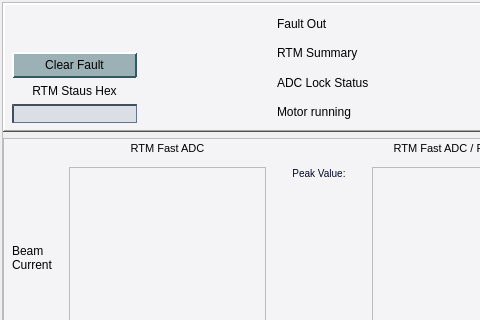
cristinasewell/ATCA_PyDM_Screens, file new_look/rtm.ui: the form before one commit; both pictures show x 0 to 480 and y 0 to 320 of the 1183 by 773 pixel window.
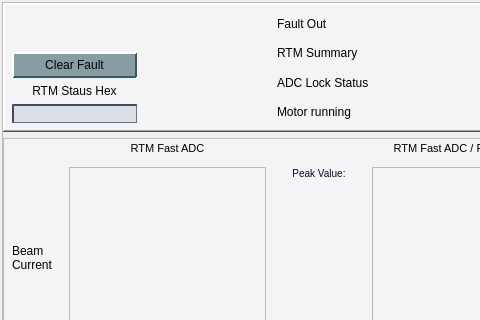
The form after the commit. Custom widgets are drawn as their Qt base class.

Commit message: MNT - change pushButtons to lighter color when pressed, change QMenu as well

Diff of the .ui file:
```diff
--- a/new_look/rtm.ui
+++ b/new_look/rtm.ui
@@ -41,7 +41,7 @@
 }
 
 QPushButton {
-    background-color: rgb(156,177,182);
+    background-color: rgb(136,157,162);
     border-color: rgb(212,228,233) rgb(50,88,100) rgb(50,88,100) rgb(212,228,233);
     border-style: outset;
     border-radius: 1px;
@@ -58,7 +58,7 @@
 	border-color: rgb(50,88,100) rgb(212,228,233) rgb(212,228,233) rgb(50,88,100);
 }
 QPushButton:checked{
-    background-color: rgb(178,190,194);
+    background-color: rgb(208,229,232);
     border-style: inset;
     border-width: 2px;
 	border-color:  rgb(112,134,142) rgb(229,233,235) rgb(239,233,235) rgb(112,134,142);
```
Left out of the diff: 2 changed lines with no effect on the pictures. The commit also changes 6 other files.
